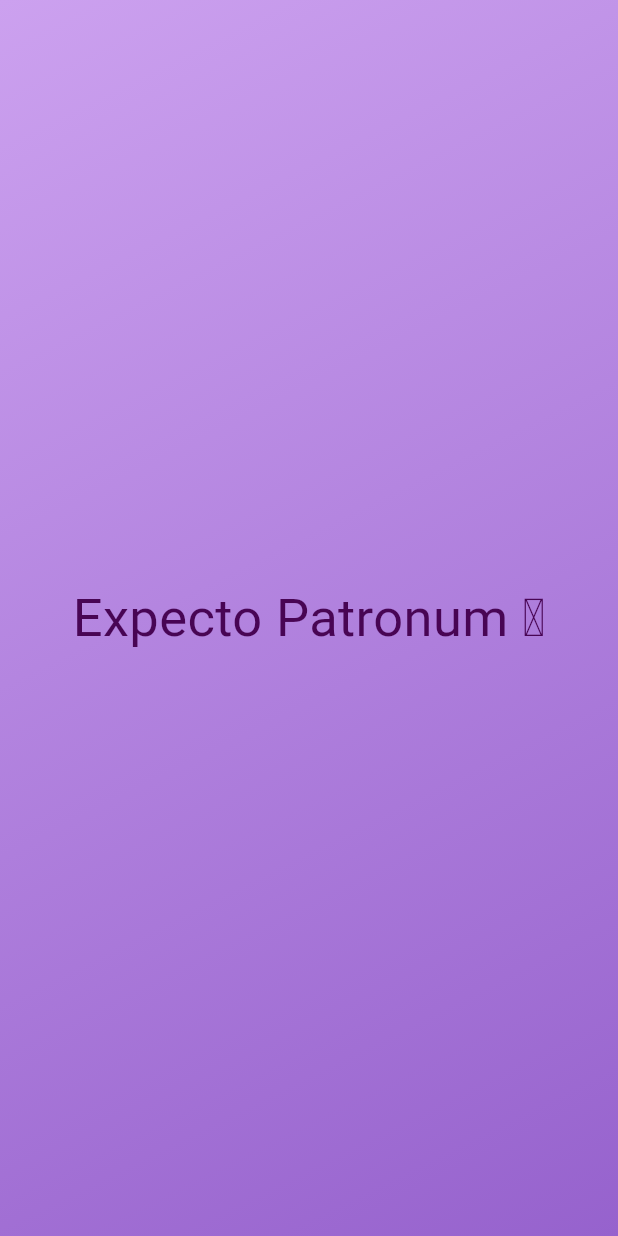
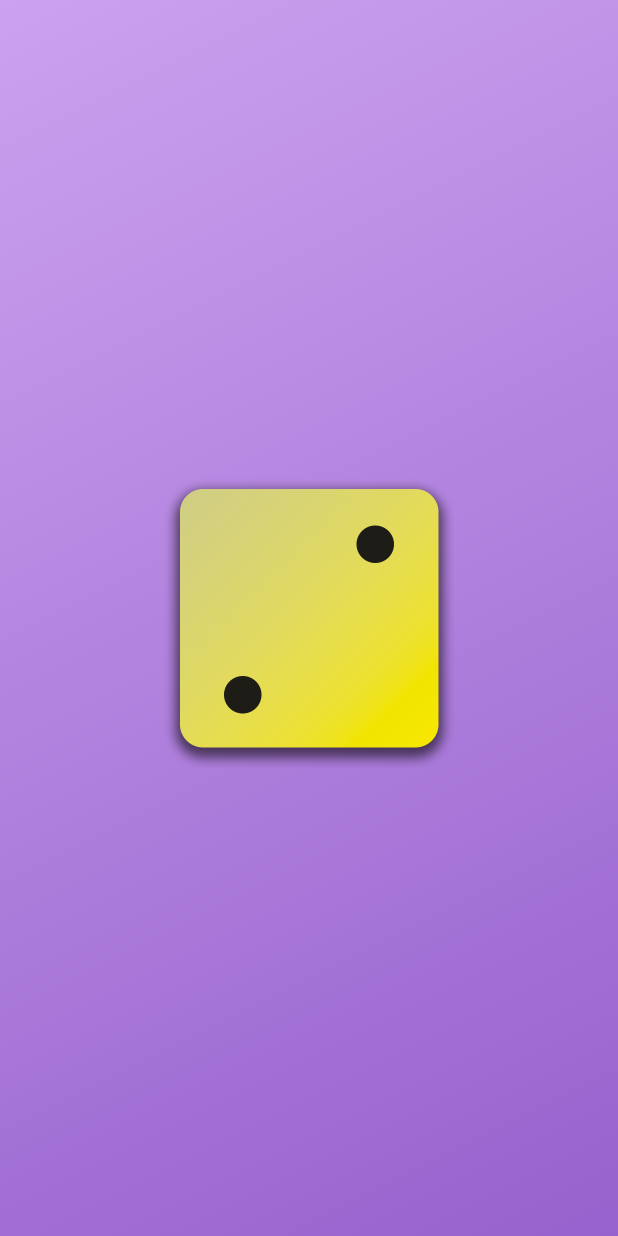
Before and after one commit to AndreeaMagda/flutter-and-dart-course, a Flutter app: the screen it shows after launch, on a phone screen of 412 x 824 dp. Run offline on Flutter 3.47's test engine with Material 3 defaults, Android fonts, the phone set to English and light mode, and no system bars.

Commit message:
Displaying Images & Using Multiple Constructor Functions

```diff
--- a/lib/gradient_container.dart
+++ b/lib/gradient_container.dart
@@ -1,35 +1,41 @@
 import 'package:flutter/material.dart';
-import 'package:my_project/styled_text.dart';
 
-const startAlignnnet=Alignment.topLeft;
-const endAlignment=Alignment.bottomRight;
 
-class GradientContainer extends StatelessWidget{
-  const GradientContainer(this.colorStart, this.colorEnd,{super.key});
+const startAlignnnet = Alignment.topLeft;
+const endAlignment = Alignment.bottomRight;
+
+class GradientContainer extends StatelessWidget {
+  const GradientContainer(this.colorStart, this.colorEnd, {super.key});
+
+  const GradientContainer.purple({super.key})
+      : colorStart = Colors.deepPurple,
+        colorEnd = Colors.indigo;
 
   final Color colorStart;
   final Color colorEnd;
-
+// method 1
   @override
-  Widget build(context){
+  Widget build(context) {
     return Container(
-          decoration:  BoxDecoration(
+      decoration: BoxDecoration(
         gradient: LinearGradient(
           colors: [
             colorStart,
             colorEnd,
           ],
-              begin:startAlignnnet,
-              end:endAlignment ,
+          begin: startAlignnnet,
+          end: endAlignment,
         ),
       ),
-          child:  Center(
-            child: StyledText('Expecto Patronum 🪄'),
+      child: Center(
+        child: Image.asset('assets/images/dice-2.png',
+        width: 200,),
       ),
     );
   }
 }
 
+//method 2
 
 // class GradientContainer extends StatelessWidget{
 //   const GradientContainer({super.key, required this.colors});
```
Also changed, not shown: pubspec.yaml (+7 -3 lines), assets/images/dice-1.png (added), assets/images/dice-2.png (added), assets/images/dice-3.png (added), assets/images/dice-4.png (added), assets/images/dice-5.png (added), assets/images/dice-6.png (added). Lines whose indentation alone changed are shown as unchanged.
